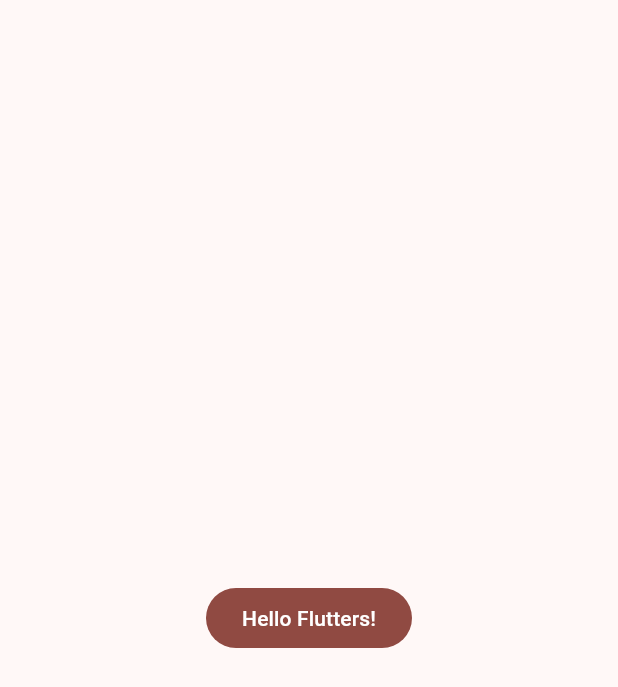
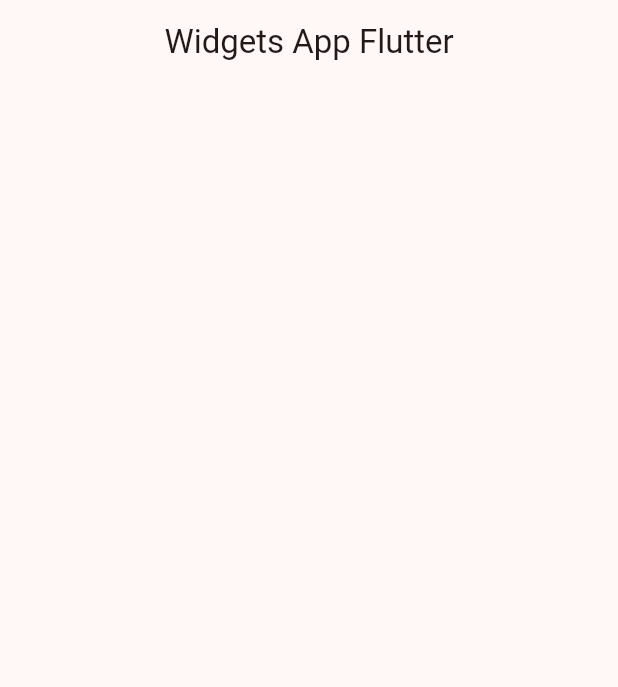
Before and after one commit to AlanMelendez/AppThemeFlutter, a Flutter app: the screen it shows after launch, on a phone screen of 412 x 824 dp. Shown: the top 687 px of the screen. Run offline on Flutter 3.47's test engine with Material 3 defaults, Android fonts, the phone set to English and light mode, and no system bars.

Commit message:
Add menu items configuration and implement HomeScreen with AppBar

```diff
--- a/lib/config/theme/app_theme.dart
+++ b/lib/config/theme/app_theme.dart
@@ -24,5 +24,8 @@ class AppTheme {
   ThemeData getTheme()=> ThemeData(
     useMaterial3: true,
     colorSchemeSeed:   colorList[selectedColor],
+    appBarTheme: AppBarTheme(
+      centerTitle: true,
+    ),
   );
 }
--- a/lib/main.dart
+++ b/lib/main.dart
@@ -1,5 +1,6 @@
 import 'package:flutter/material.dart';
 import 'package:widgets_app/config/theme/app_theme.dart';
+import 'package:widgets_app/presentation/screens/home/home_screen.dart';
 
 void main() {
   runApp(const MainApp());
@@ -13,17 +14,7 @@ class MainApp extends StatelessWidget {
     return  MaterialApp(
       debugShowCheckedModeBanner: false,
       theme: AppTheme(selectedColor: 1).getTheme(),
-      home: Scaffold(
-        body: Center(
-          child: FilledButton(
-            child: const Text('Hello Flutters!'),
-            onPressed: () {
-              // Action when button is pressed
-            },
-          ),
-
-        ),
-      ),
+      home: const HomeScreen(),
     );
   }
 }
--- /dev/null
+++ b/lib/presentation/screens/home/home_screen.dart
@@ -0,0 +1,14 @@
+import 'package:flutter/material.dart';
+
+class HomeScreen extends StatelessWidget {
+  const HomeScreen({super.key});
+
+  @override
+  Widget build(BuildContext context) {
+    return Scaffold(
+      appBar: AppBar(
+        title: Text('Widgets App Flutter'),
+      ),
+    );
+  }
+}
```
Also changed, not shown: lib/config/menu/menu_items.dart (added, +37 -0 lines).
